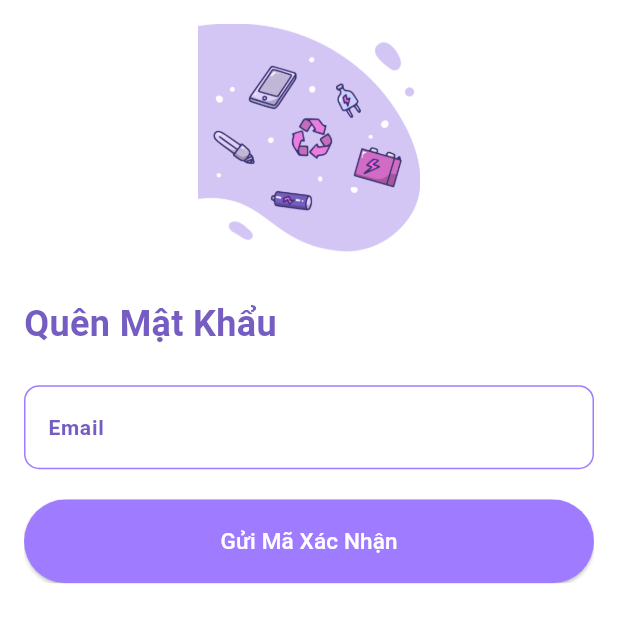
After one commit to nhathuy3008/LTDD, a Flutter app: the ForgotPasswordScreen screen opened directly, on a phone screen of 412 x 824 dp. The commit adds this screen. Shown: the top 623 px of the screen. Run offline on Flutter 3.47's test engine with Material 3 defaults, Android fonts, the phone set to English and light mode, and no system bars; our stand-ins replace audioplayers, file_picker, image_picker, shared_preferences; accounts and stored records are empty; network calls fail; Roboto replaces fonts that are missing (Poppins).

Commit message:
update api quen mk va reset mk

```diff
--- /dev/null
+++ b/lib/Screens/fogot_password_page.dart
@@ -0,0 +1,133 @@
+import 'package:flutter/material.dart';
+import 'VerificationCodeScreen.dart';
+import '../Services/account_service.dart'; // Import AccountService
+
+class ForgotPasswordScreen extends StatelessWidget {
+  final TextEditingController emailController = TextEditingController();
+  final AccountService _accountService = AccountService(); // Tạo instance của AccountService
+
+  @override
+  Widget build(BuildContext context) {
+    return Scaffold(
+      backgroundColor: Colors.white,
+      body: Padding(
+        padding: const EdgeInsets.all(16.0),
+        child: SingleChildScrollView( // Cho phép cuộn cho các màn hình nhỏ
+          child: Column(
+            crossAxisAlignment: CrossAxisAlignment.start,
+            children: [
+              Center(
+                child: Image.asset(
+                  "assets/images/vector-3.png", // Đường dẫn đến hình ảnh
+                  width: MediaQuery.of(context).size.width * 0.8,
+                  height: MediaQuery.of(context).size.width * 0.4,
+                ),
+              ),
+              const SizedBox(height: 18),
+              const Text(
+                'Quên Mật Khẩu',
+                style: TextStyle(
+                  color: Color(0xFF755DC1),
+                  fontSize: 24,
+                  fontFamily: 'Poppins',
+                  fontWeight: FontWeight.w600,
+                ),
+              ),
+              const SizedBox(height: 24),
+              TextField(
+                controller: emailController,
+                decoration: InputDecoration(
+                  labelText: 'Email',
+                  labelStyle: const TextStyle(
+                    color: Color(0xFF755DC1),
+                    fontSize: 14,
+                    fontFamily: 'Poppins',
+                    fontWeight: FontWeight.w600,
+                  ),
+                  enabledBorder: OutlineInputBorder(
+                    borderRadius: BorderRadius.all(Radius.circular(10)),
+                    borderSide: BorderSide(
+                      width: 1,
+                      color: Color(0xFF9F7BFF),
+                    ),
+                  ),
+                  focusedBorder: OutlineInputBorder(
+                    borderRadius: BorderRadius.all(Radius.circular(10)),
+                    borderSide: BorderSide(
+                      width: 1,
+                      color: Color(0xFF9F7BFF),
+                    ),
+                  ),
+                ),
+                keyboardType: TextInputType.emailAddress,
+              ),
+              const SizedBox(height: 20),
+              ClipRRect(
+                borderRadius: const BorderRadius.all(Radius.circular(10)),
+                child: SizedBox(
+                  width: double.infinity,
+                  height: 56,
+                  child: ElevatedButton(
+                    onPressed: () async {
+                      String email = emailController.text;
+                      if (email.isEmpty) {
+                        _showErrorDialog(context, 'Email không được để trống.');
+                        return;
+                      }
+
+                      try {
+                        // Gọi phương thức gửi mã xác nhận
+                        await _accountService.forgotPassword(email);
+
+                        // Nếu mã xác nhận đã được gửi thành công, điều hướng đến VerificationCodeScreen
+                        Navigator.push(
+                          context,
+                          MaterialPageRoute(
+                            builder: (context) => VerificationCodeScreen(email: email),
+                          ),
+                        );
+                      } catch (e) {
+                        // In ra lỗi trong console
+                        print('Error occurred while sending verification code: $e');
+                        // Hiển thị thông báo lỗi cho người dùng
+                        _showErrorDialog(context, 'Đã xảy ra lỗi: $e');
+                      }
+                    },
+                    style: ElevatedButton.styleFrom(
+                      backgroundColor: const Color(0xFF9F7BFF),
+                    ),
+                    child: const Text(
+                      'Gửi Mã Xác Nhận',
+                      style: TextStyle(
+                        color: Colors.white,
+                        fontSize: 15,
+                        fontFamily: 'Poppins',
+                        fontWeight: FontWeight.w500,
+                      ),
+                    ),
+                  ),
+                ),
+              ),
+            ],
+          ),
+        ),
+      ),
+    );
+  }
+
+  void _showErrorDialog(BuildContext context, String message) {
+    showDialog(
+      context: context,
+      builder: (context) => AlertDialog(
+        title: Text('Lỗi'),
+        content: Text(message),
+        actions: [
+          TextButton(
+            onPressed: () => Navigator.of(context).pop(),
+            child: Text('Đóng'),
+          ),
+        ],
+      ),
+    );
+  }
+}
--- a/lib/Services/account_service.dart
+++ b/lib/Services/account_service.dart
@@ -161,4 +161,35 @@ class AccountService {
       throw Exception('Cannot connect to API: $e');
     }
   }
+  Future<Map<String, dynamic>> forgotPassword(String email) async {
+    try {
+      final response = await http.post(
+        Uri.parse('$baseUrl/forgot-password?email=${Uri.encodeComponent(email.trim())}'),
+        headers: {'Content-Type': 'application/json; charset=utf-8'},
+        body: null, // Không cần body nếu email được gửi qua query parameter
+      );
+
+      return await handleResponse(response);
+    } catch (e) {
+      throw Exception('Cannot connect to API: $e');
+    }
+  }
+
+  // Xác minh mã xác nhận
+  Future<Map<String, dynamic>> verifyCode(String email, String verificationCode) async {
+    final response = await http.post(
+      Uri.parse('$baseUrl/verify-code?email=${Uri.encodeComponent(email)}&verificationCode=${Uri.encodeComponent(verificationCode)}'),
+      headers: {'Content-Type': 'application/json; charset=utf-8'},
+    );
+
+    return await handleResponse(response);
+  }
+
+  Future<void> resetPassword(String email, String verificationCode, String newPassword) async {
+    final response = await http.post(
+      Uri.parse('$baseUrl/reset-password?email=${Uri.encodeComponent(email)}&verificationCode=${Uri.encodeComponent(verificationCode)}&newPassword=${Uri.encodeComponent(newPassword)}'),
+      headers: {'Content-Type': 'application/json; charset=utf-8'},
+    );
+    await handleResponse(response);
+  }
 }
```
Also changed, not shown: lib/Screens/VerificationCodeScreen.dart (added, +221 -0 lines), lib/Screens/login_page.dart (+10 -2 lines).
